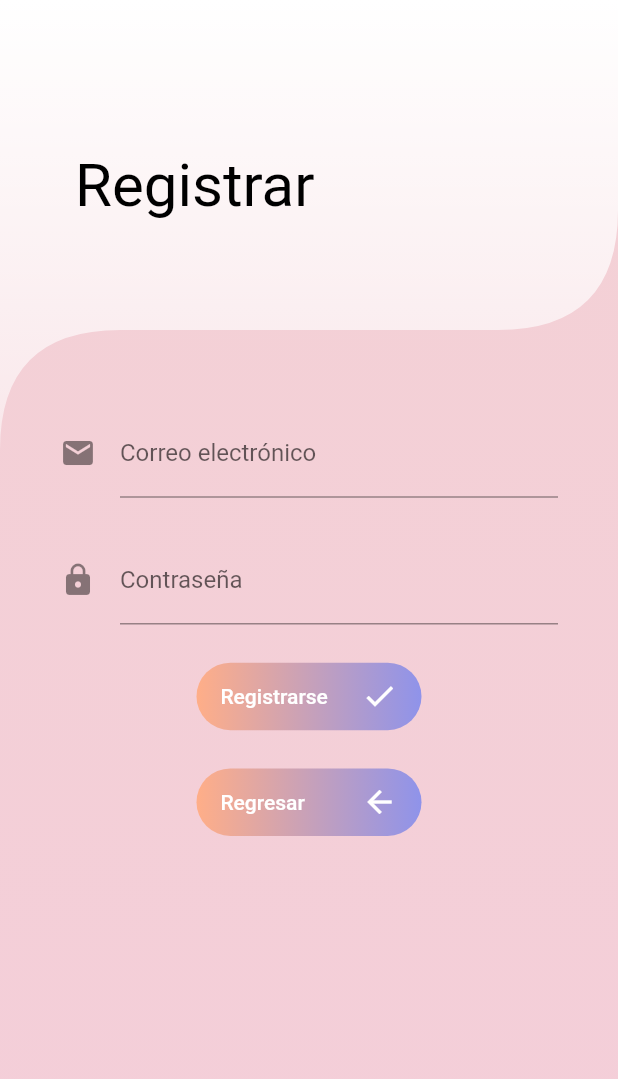
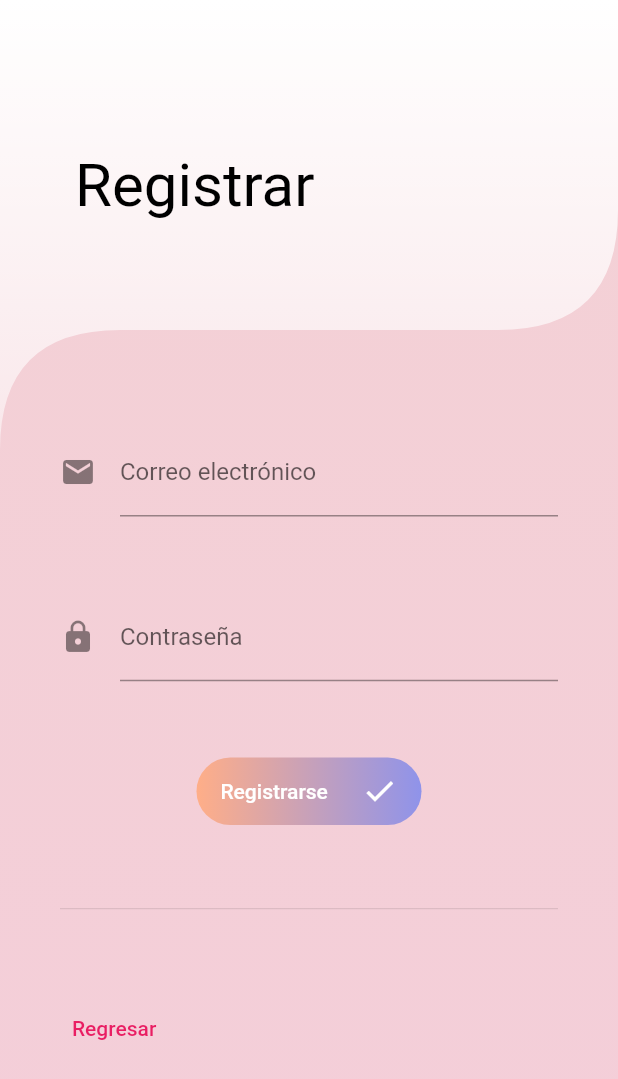
Before and after one commit to wiljean2001/belly_boutique_princess_flutter, a Flutter app: the screen it shows after launch, after a tap on "Empezar", after a tap on "Ingresar", after a tap on "Registrarse", on a phone screen of 412 x 824 dp. Shown: the top 1079 px of the screen. Run offline on Flutter 3.47's test engine with Material 2 defaults, Android fonts, the light colour scheme and no system bars; our stand-ins replace animated_splash_screen, bloc, carousel_slider, cloud_firestore, curved_navigation_bar, equatable and 7 more; accounts and stored records are empty; Roboto replaces fonts that are missing (Optima); project files that could hold a hidden picture were left out.

Commit message:
cositas xd

```diff
--- a/lib/screens/auth/login/login_form.dart
+++ b/lib/screens/auth/login/login_form.dart
@@ -26,7 +26,7 @@ class LoginForm extends StatelessWidget {
     return BlocBuilder<SignupCubit, SignupState>(
       builder: (context, state) {
         return Container(
-          height: 350,
+          height: MediaQuery.of(context).size.height / 1.7,
           alignment: Alignment.center,
           padding: const EdgeInsets.all(20.0),
           child: Form(
@@ -100,33 +100,29 @@ class LoginForm extends StatelessWidget {
                     );
                   },
                 ),
-                // const SizedBox(height: 30),
+                const Divider(height: 10),
                 Row(
-                  mainAxisAlignment: MainAxisAlignment.spaceBetween,
+                  mainAxisAlignment: MainAxisAlignment.end,
                   children: [
-                    CustomButtonGradiant(
-                      height: 45,
-                      icon: const Icon(Icons.backspace, color: Colors.white),
-                      text: Text(
-                        S.of(context).bttn_go_back,
-                        style: const TextStyle(color: Colors.white),
-                      ),
-                      onPressed: () =>
-                          tabController.animateTo(tabController.index - 1),
-                      width: 150,
-                    ),
-                    CustomButtonGradiant(
-                      height: 45,
-                      width: 150,
-                      icon:
-                          const Icon(Icons.arrow_forward, color: Colors.white),
-                      text: Text(
-                        S.of(context).bttn_register,
-                        style: const TextStyle(color: Colors.white),
-                      ),
+                    // CustomButtonGradiant(
+                    //   height: 45,
+                    //   icon: const Icon(Icons.backspace, color: Colors.white),
+                    //   text: Text(
+                    //     S.of(context).bttn_go_back,
+                    //     style: const TextStyle(color: Colors.white),
+                    //   ),
+                    //   onPressed: () =>
+                    //       tabController.animateTo(tabController.index - 1),
+                    //   width: 150,
+                    // ),
+                    TextButton(
                       onPressed: () =>
                           tabController.animateTo(tabController.index + 1),
+                      child: Text(S.of(context).bttn_register),
                     ),
+                    //icon:
+                    // const Icon(Icons.arrow_forward, color: Colors.white),
+                    //  tabController.animateTo(tabController.index + 1),
                   ],
                 ),
               ],
--- a/lib/screens/auth/register/register_form.dart
+++ b/lib/screens/auth/register/register_form.dart
@@ -23,7 +23,7 @@ class RegisterForm extends StatelessWidget {
       child: BlocBuilder<SignupCubit, SignupState>(
         builder: (context, state) {
           return Container(
-            height: 350,
+            height: MediaQuery.of(context).size.height/1.6,
             alignment: Alignment.center,
             padding: const EdgeInsets.all(20.0),
             child: Form(
@@ -119,20 +119,30 @@ class RegisterForm extends StatelessWidget {
                       }
                     },
                   ),
-                  // const SizedBox(height: 10),
-                  CustomButtonGradiant(
-                    //BUtton Registrar
-                    height: 45,
-                    width: 150,
-                    icon: const Icon(Icons.arrow_back, color: Colors.white),
-                    text: Text(
-                      S.of(context).bttn_go_back,
-                      style: const TextStyle(color: Colors.white),
-                    ),
-                    onPressed: () {
-                      tabController.animateTo(tabController.index - 1);
-                    },
+                  const Divider(height: 10),
+                  Row(
+                    mainAxisAlignment: MainAxisAlignment.start,
+                    children: [
+                      TextButton(
+                        onPressed: () =>
+                            tabController.animateTo(tabController.index - 1),
+                        child: Text(S.of(context).bttn_go_back),
+                      ),
+                    ],
                   ),
+                  // CustomButtonGradiant(
+                  //   //BUtton Registrar
+                  //   height: 45,
+                  //   width: 150,
+                  //   icon: const Icon(Icons.arrow_back, color: Colors.white),
+                  //   text: Text(
+                  //     S.of(context).bttn_go_back,
+                  //     style: const TextStyle(color: Colors.white),
+                  //   ),
+                  //   onPressed: () {
+                  //     tabController.animateTo(tabController.index - 1);
+                  //   },
+                  // ),
                 ],
               ),
             ),
```
Also changed, not shown: lib/views/profile_user.dart (+10 -31 lines).
